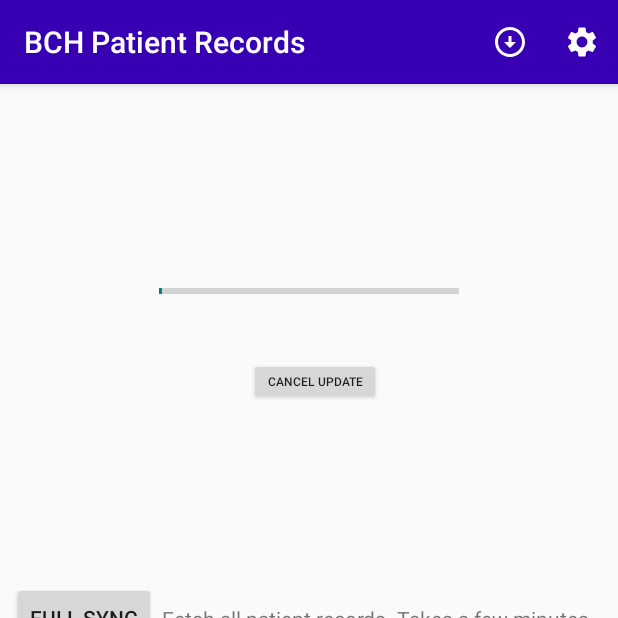
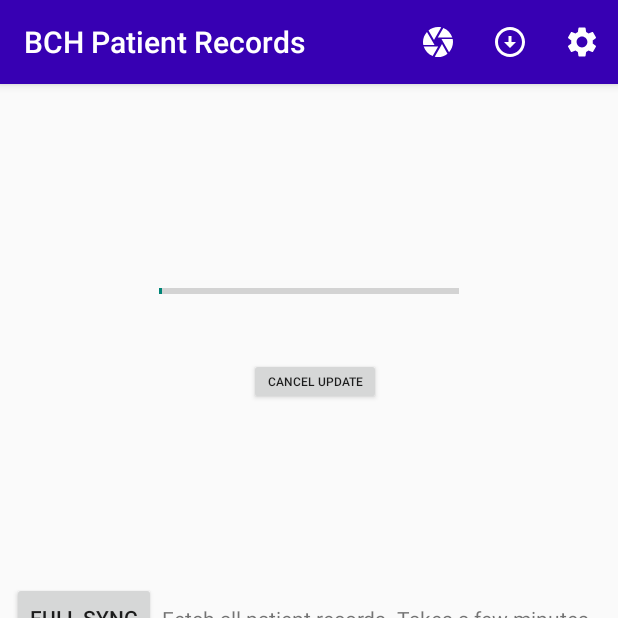
Before and after one commit to sebp999/bwindi-qrcodes, an Android app: the screen it shows after launch (SyncData), after a tap on "Sync data", on a phone screen of 412 x 824 dp, the top half of it. Run offline under Robolectric (Android 15) with nearby library versions, the phone set to English and light mode, and no system bars; libraries missing offline, so code that uses them is left out: androidx.camera.core, androidx.camera.lifecycle, com.google.mlkit.vision; 2 statements that could not run were skipped.

```diff
--- a/app/src/main/java/com/sebswebs/myapplication/MainActivity.kt
+++ b/app/src/main/java/com/sebswebs/myapplication/MainActivity.kt
@@ -7,10 +7,12 @@ import android.os.Bundle
 import android.util.Log
 import android.view.View
 import android.widget.Toast
+import androidx.appcompat.widget.Toolbar
 import androidx.camera.core.*
 import androidx.camera.lifecycle.ProcessCameraProvider
 import androidx.core.app.ActivityCompat
 import androidx.core.content.ContextCompat
+import com.google.android.material.snackbar.Snackbar
 import com.google.mlkit.vision.barcode.BarcodeScanner
 import com.google.mlkit.vision.barcode.BarcodeScannerOptions
 import com.google.mlkit.vision.barcode.BarcodeScanning
@@ -18,7 +20,6 @@ import com.google.mlkit.vision.barcode.common.Barcode
 import com.google.mlkit.vision.common.InputImage
 import com.sebswebs.myapplication.databinding.ActivityMainBinding
 import java.util.concurrent.Executors
-import androidx.appcompat.widget.Toolbar
 
 
 private const val CAMERA_PERMISSION_REQUEST_CODE = 1
@@ -57,12 +58,6 @@ class MainActivity : BaseMenus() {
         )
     }
 
-//    private fun switchToReadDatabase() {
-//        Log.e("xxx", "stub read database")
-////        val switchActivityIntent = Intent(this, SyncData::class.java)
-////        startActivity(switchActivityIntent)
-//    }
-
     override fun onRequestPermissionsResult(
         requestCode: Int,
         permissions: Array<out String>,
@@ -98,8 +93,7 @@ class MainActivity : BaseMenus() {
 
             // configure our MLKit BarcodeScanning client
 
-            /* passing in our desired barcode formats - MLKit supports additional formats outside of the
-            ones listed here, and you may not need to offer support for all of these. You should only
+            /* passing in our desired barcode formats -  only
             specify the ones you need */
             val options = BarcodeScannerOptions.Builder().setBarcodeFormats(
                 Barcode.FORMAT_QR_CODE
@@ -162,17 +156,26 @@ class MainActivity : BaseMenus() {
                 .addOnSuccessListener { barcodeList ->
 
                     val barcode = barcodeList.getOrNull(0)
-                    Log.e(TAG, "barcode success" + barcode.toString())
-                    // `rawValue` is the decoded value of the barcode
                     barcode?.rawValue?.let { value ->
-                        Log.e(TAG, value)
-                        binding.bottomText.text = value
-                        onFoundActivity(value)
+                        val barcodeParts = value.split(",").toTypedArray()
+                        if (barcodeParts.size != 3) {
+                            val snack = Snackbar.make(
+                                findViewById<View>(R.id.bottomText),
+                                (("Invalid QR Code") as CharSequence)!!,
+                                Snackbar.LENGTH_INDEFINITE
+                            )
+                            snack.setAction(
+                                "ok"
+                            ) {
+                                snack.dismiss()
+                            }.show()
+                        } else {
+                            binding.bottomText.text = value
+                            onFoundActivity(value)
+                        }
                     }
                 }
                 .addOnFailureListener {
-                    // This failure will happen if the barcode scanning model
-                    // fails to download from Google Play Services
                     Log.e(TAG, it.message.orEmpty())
                 }.addOnCompleteListener {
                     // When the image is from CameraX analysis use case, must
--- a/app/src/main/java/com/sebswebs/myapplication/NoSuchUser.java
+++ b/app/src/main/java/com/sebswebs/myapplication/NoSuchUser.java
@@ -26,7 +26,7 @@ public final class NoSuchUser extends AppCompatActivity {
         List barcodeParts = Arrays.asList(barcodeInfo.split(","));
 
         this.binding.membershipNum.setText((CharSequence) barcodeParts.get(0));
-        this.binding.tvHooray.setText((CharSequence) barcodeParts.get(1));
+        this.binding.memberName.setText((CharSequence) barcodeParts.get(1));
         this.binding.MemberDateOfBirth.setText((CharSequence) barcodeParts.get(2));
         this.binding.btScanAnother.setOnClickListener(new View.OnClickListener() {
             public void onClick(@Nullable View view) {
--- /dev/null
+++ b/app/src/main/res/drawable/baseline_camera_24.xml
@@ -0,0 +1,5 @@
+<vector android:height="24dp" android:tint="#FFFFFF"
+    android:viewportHeight="24" android:viewportWidth="24"
+    android:width="24dp" xmlns:android="http://schemas.android.com/apk/res/android">
+    <path android:fillColor="@android:color/white" android:pathData="M9.4,10.5l4.77,-8.26C13.47,2.09 12.75,2 12,2c-2.4,0 -4.6,0.85 -6.32,2.25l3.66,6.35 0.06,-0.1zM21.54,9c-0.92,-2.92 -3.15,-5.26 -6,-6.34L11.88,9h9.66zM21.8,10h-7.49l0.29,0.5 4.76,8.25C21,16.97 22,14.61 22,12c0,-0.69 -0.07,-1.35 -0.2,-2zM8.54,12l-3.9,-6.75C3.01,7.03 2,9.39 2,12c0,0.69 0.07,1.35 0.2,2h7.49l-1.15,-2zM2.46,15c0.92,2.92 3.15,5.26 6,6.34L12.12,15L2.46,15zM13.73,15l-3.9,6.76c0.7,0.15 1.42,0.24 2.17,0.24 2.4,0 4.6,-0.85 6.32,-2.25l-3.66,-6.35 -0.93,1.6z"/>
+</vector>
--- /dev/null
+++ b/app/src/main/res/drawable/baseline_camera_rear_24.xml
@@ -0,0 +1,5 @@
+<vector android:height="24dp" android:tint="#FFFFFF"
+    android:viewportHeight="24" android:viewportWidth="24"
+    android:width="24dp" xmlns:android="http://schemas.android.com/apk/res/android">
+    <path android:fillColor="@android:color/white" android:pathData="M10,20L5,20v2h5v2l3,-3 -3,-3v2zM14,20v2h5v-2h-5zM17,0L7,0C5.9,0 5,0.9 5,2v14c0,1.1 0.9,2 2,2h10c1.1,0 2,-0.9 2,-2L19,2c0,-1.1 -0.9,-2 -2,-2zM12,6c-1.11,0 -2,-0.9 -2,-2s0.89,-2 1.99,-2 2,0.9 2,2C14,5.1 13.1,6 12,6z"/>
+</vector>
--- a/app/src/main/res/menu/menu.xml
+++ b/app/src/main/res/menu/menu.xml
@@ -1,6 +1,14 @@
 <?xml version="1.0" encoding="utf-8"?>
 <menu xmlns:android="http://schemas.android.com/apk/res/android"
     xmlns:app="http://schemas.android.com/apk/res-auto">
+
+    <item android:id="@+id/menu_scan"
+        android:icon="@drawable/baseline_camera_24"
+        android:title="Scan"
+        app:showAsAction="ifRoom"
+        />
+
+
     <item android:id="@+id/menu_update"
         android:icon="@drawable/outline_arrow_circle_down_24"
         android:title="Sync data"
```
Also changed, not shown: app/src/main/java/com/sebswebs/myapplication/BaseMenus.java (+10 -4 lines), app/src/main/java/com/sebswebs/myapplication/ShowResult.java (+15 -23 lines), app/src/main/java/com/sebswebs/myapplication/SyncData.java (+7 -7 lines), app/src/main/res/layout/activity_barcode_identified.xml (+17 -15 lines), app/src/main/res/layout/activity_no_such_user.xml (+7 -7 lines).
